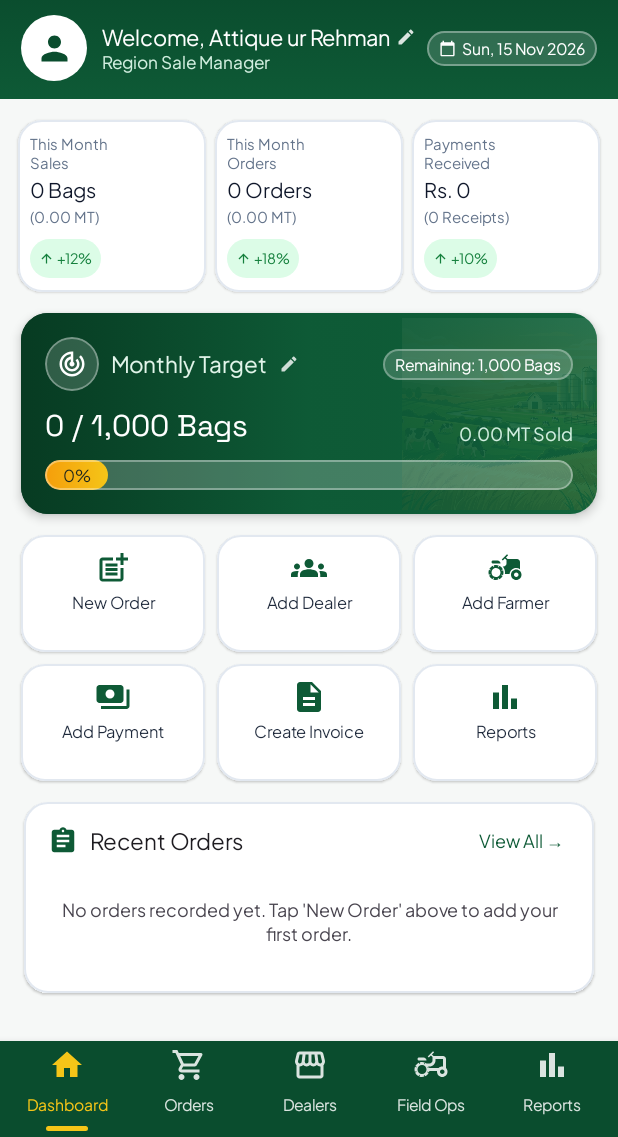
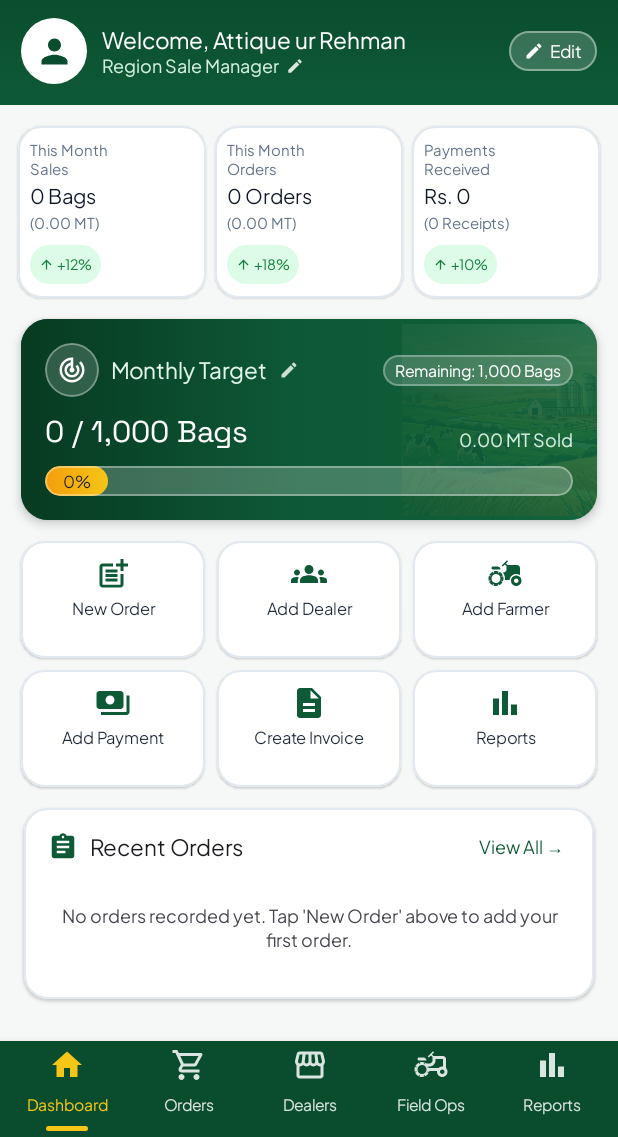
Before and after one commit to LucasAtiq/Dairy-Feed-Sale-App, an Android app built with Jetpack Compose: the screen it shows after launch (MainActivity), on a phone screen of 412 x 824 dp, the part 99-1236 px from its top. Run offline under Robolectric (Android 15) with nearby library versions, the phone set to English and light mode, and no system bars; our stand-ins replace Room's generated code.

Commit message:
feat(dashboard): remove calendar badge in front of name, make designation fully editable with quick chips

```diff
--- a/app/src/main/java/com/example/ui/DashboardScreen.kt
+++ b/app/src/main/java/com/example/ui/DashboardScreen.kt
@@ -94,7 +94,7 @@ fun DashboardScreen(
         contentPadding = PaddingValues(bottom = 96.dp),
         verticalArrangement = Arrangement.spacedBy(14.dp)
     ) {
-        // 1 & 2. WELCOME SECTION + DYNAMIC DATE BANNER (EDITABLE)
+        // 1 & 2. WELCOME SECTION + EDITABLE DESIGNATION BANNER (CALENDAR REMOVED)
         item {
             Box(
                 modifier = Modifier
@@ -132,64 +132,62 @@ fun DashboardScreen(
                                 modifier = Modifier.size(26.dp)
                             )
                         }
-                        Column(modifier = Modifier.weight(1f, fill = false)) {
+                        Column(modifier = Modifier.weight(1f)) {
+                            Text(
+                                text = "Welcome, $currentUserName",
+                                style = MaterialTheme.typography.titleMedium.copy(
+                                    fontWeight = FontWeight.Bold,
+                                    fontSize = 15.sp
+                                ),
+                                color = Color.White,
+                                maxLines = 1,
+                                overflow = TextOverflow.Ellipsis
+                            )
                             Row(
                                 verticalAlignment = Alignment.CenterVertically,
                                 horizontalArrangement = Arrangement.spacedBy(4.dp)
                             ) {
                                 Text(
-                                    text = "Welcome, $currentUserName",
-                                    style = MaterialTheme.typography.titleMedium.copy(
-                                        fontWeight = FontWeight.Bold,
-                                        fontSize = 14.5.sp
-                                    ),
-                                    color = Color.White,
+                                    text = currentUserDesignation,
+                                    style = MaterialTheme.typography.bodySmall.copy(fontSize = 12.sp),
+                                    color = Color(0xFFD2EFE0),
                                     maxLines = 1,
                                     overflow = TextOverflow.Ellipsis
                                 )
                                 Icon(
                                     imageVector = Icons.Default.Edit,
-                                    contentDescription = "Edit Profile Info",
+                                    contentDescription = "Edit Designation",
                                     tint = Color.White.copy(alpha = 0.85f),
-                                    modifier = Modifier.size(13.dp)
+                                    modifier = Modifier.size(12.dp)
                                 )
                             }
-                            Text(
-                                text = currentUserDesignation,
-                                style = MaterialTheme.typography.bodySmall.copy(fontSize = 11.5.sp),
-                                color = Color(0xFFD2EFE0),
-                                maxLines = 1,
-                                overflow = TextOverflow.Ellipsis
-                            )
                         }
                     }
 
-                    Spacer(modifier = Modifier.width(6.dp))
+                    Spacer(modifier = Modifier.width(8.dp))
 
                     Surface(
-                        color = Color.White.copy(alpha = 0.15f),
-                        shape = RoundedCornerShape(50),
-                        border = BorderStroke(
-                            1.dp,
-                            Color.White.copy(alpha = 0.35f)
-                        )
+                        onClick = { showProfileEditDialog = true },
+                        color = Color.White.copy(alpha = 0.18f),
+                        shape = RoundedCornerShape(20.dp),
+                        border = BorderStroke(1.dp, Color.White.copy(alpha = 0.4f))
                     ) {
                         Row(
-                            modifier = Modifier.padding(horizontal = 8.dp, vertical = 5.dp),
+                            modifier = Modifier.padding(horizontal = 10.dp, vertical = 6.dp),
                             verticalAlignment = Alignment.CenterVertically,
                             horizontalArrangement = Arrangement.spacedBy(4.dp)
                         ) {
                             Icon(
-                                imageVector = Icons.Default.CalendarToday,
-                                contentDescription = "Current Date",
+                                imageVector = Icons.Default.Edit,
+                                contentDescription = "Edit Profile & Designation",
                                 tint = Color.White,
-                                modifier = Modifier.size(11.dp)
+                                modifier = Modifier.size(13.dp)
                             )
                             Text(
-                                text = currentDeviceDateLabel,
+                                text = "Edit",
                                 style = MaterialTheme.typography.labelSmall.copy(
                                     fontWeight = FontWeight.SemiBold,
-                                    fontSize = 10.5.sp
+                                    fontSize = 11.5.sp
                                 ),
                                 color = Color.White
                             )
@@ -757,10 +755,34 @@ fun DashboardScreen(
                     OutlinedTextField(
                         value = editDesignation,
                         onValueChange = { editDesignation = it },
-                        label = { Text("Designation / Title") },
+                        label = { Text("Designation / Title (Editable)") },
+                        placeholder = { Text("e.g. Region Sale Manager") },
                         singleLine = true,
                         modifier = Modifier.fillMaxWidth()
                     )
+                    Text(
+                        "Quick Designation Suggestions:",
+                        style = MaterialTheme.typography.labelSmall,
+                        color = MaterialTheme.colorScheme.onSurfaceVariant
+                    )
+                    Row(
+                        modifier = Modifier.horizontalScroll(rememberScrollState()),
+                        horizontalArrangement = Arrangement.spacedBy(6.dp)
+                    ) {
+                        listOf(
+                            "Region Sale Manager",
+                            "Area Sales Manager",
+                            "Territory Sales Officer",
+                            "Sales Executive",
+                            "Feed Nutritionist"
+                        ).forEach { suggestion ->
+                            FilterChip(
+                                selected = editDesignation.trim().equals(suggestion, ignoreCase = true),
+                                onClick = { editDesignation = suggestion },
+                                label = { Text(suggestion, fontSize = 11.sp) }
+                            )
+                        }
+                    }
                 }
             },
             confirmButton = {
```
Also changed, not shown: app/src/main/java/com/example/ui/MoreHubScreen.kt (+19 -1 lines).
